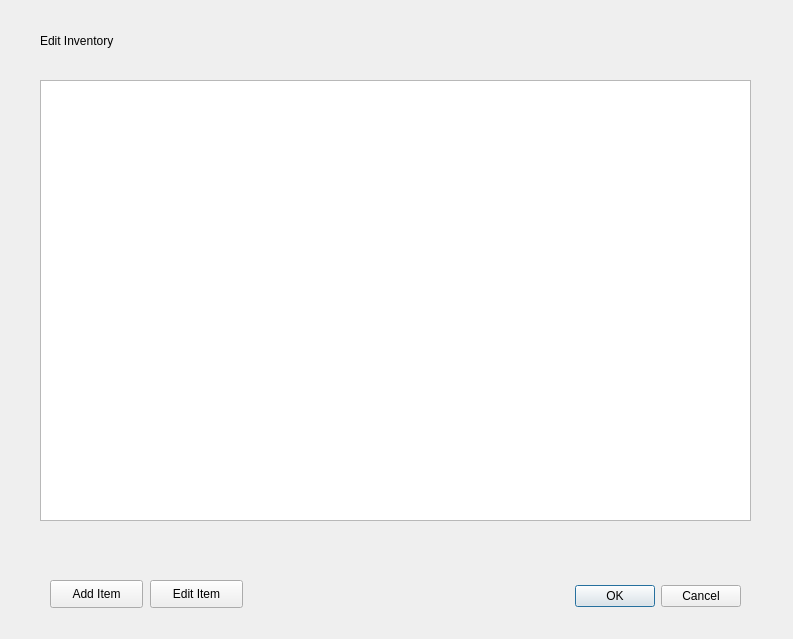
The window that testGUI/testwindow2.ui (Ingvildk/SoftwareEngineering441) describes before a commit, drawn with Qt 5.
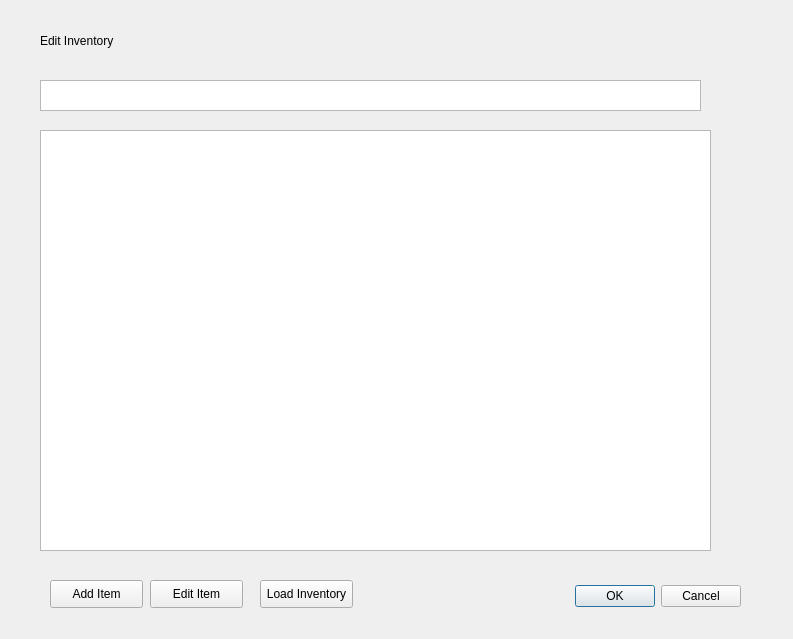
The same window after the commit.

Commit message:
I hope this push doesn't mess anything up <crosses fingers>
Successfully included product and inventory with the gui.  The function
needs cleaning but it works. -Dennis

Patch:
```diff
--- a/testGUI/testwindow2.ui
+++ b/testGUI/testwindow2.ui
@@ -47,8 +47,8 @@
     <rect>
      <x>40</x>
      <y>80</y>
-     <width>711</width>
-     <height>441</height>
+     <width>661</width>
+     <height>31</height>
     </rect>
    </property>
   </widget>
@@ -78,6 +78,29 @@
     <string>Edit Item</string>
    </property>
   </widget>
+  <widget class="QTextBrowser" name="textBrowser">
+   <property name="geometry">
+    <rect>
+     <x>40</x>
+     <y>130</y>
+     <width>671</width>
+     <height>421</height>
+    </rect>
+   </property>
+  </widget>
+  <widget class="QPushButton" name="pushButtonLoadInventory">
+   <property name="geometry">
+    <rect>
+     <x>260</x>
+     <y>580</y>
+     <width>93</width>
+     <height>28</height>
+    </rect>
+   </property>
+   <property name="text">
+    <string>Load Inventory</string>
+   </property>
+  </widget>
  </widget>
  <resources/>
  <connections>
```
The commit also changes 22 other files.
